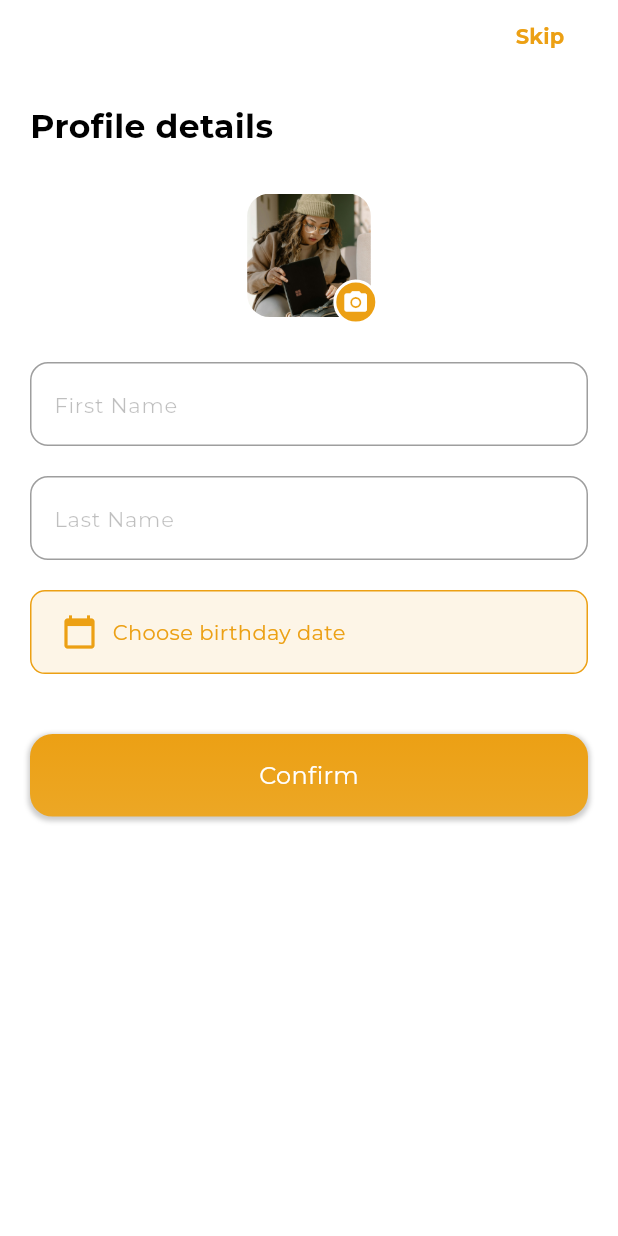
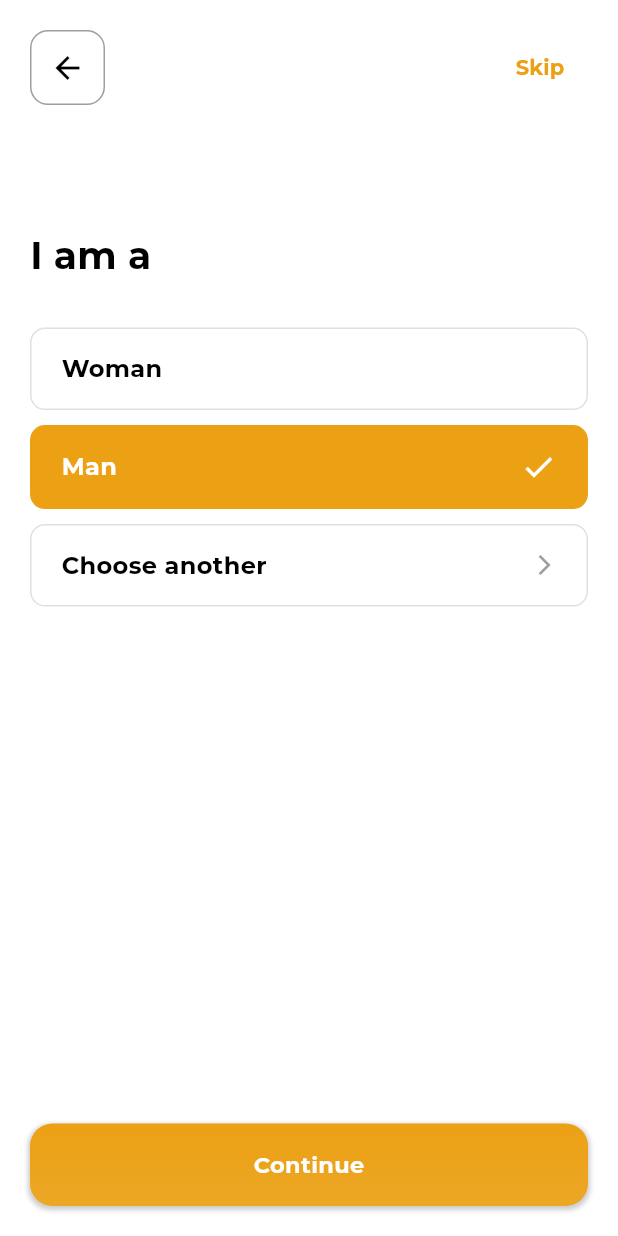
Before and after one commit to Christentimmy/Echodate, a Flutter app: the screen it shows after launch, on a phone screen of 412 x 824 dp. Run offline on Flutter 3.47's test engine with Material 3 defaults, Android fonts, the light colour scheme and no system bars; our stand-ins replace flutter_card_swiper, font_awesome_flutter, get, google_fonts, pinput; missing offline and left inert: custom_sliding_segmented_control.

Commit message:
gender selection screen

```diff
--- /dev/null
+++ b/lib/app/modules/gender/views/gender_screen.dart
@@ -0,0 +1,144 @@
+import 'package:echodate/app/resources/colors.dart';
+import 'package:echodate/app/widget/custom_button.dart';
+import 'package:flutter/material.dart';
+import 'package:get/get.dart';
+
+class GenderSelectionScreen extends StatefulWidget {
+  const GenderSelectionScreen({super.key});
+
+  @override
+  State<GenderSelectionScreen> createState() => _GenderSelectionScreenState();
+}
+
+class _GenderSelectionScreenState extends State<GenderSelectionScreen> {
+  String selectedGender = "Man"; // Default selected gender
+
+  @override
+  Widget build(BuildContext context) {
+    return Scaffold(
+      backgroundColor: Colors.white,
+      body: SafeArea(
+        child: Padding(
+          padding: const EdgeInsets.symmetric(
+            horizontal: 20,
+            vertical: 20,
+          ),
+          child: Column(
+            crossAxisAlignment: CrossAxisAlignment.start,
+            children: [
+              Row(
+                mainAxisAlignment: MainAxisAlignment.spaceBetween,
+                children: [
+                  InkWell(
+                    onTap: () {},
+                    child: Container(
+                      height: 50,
+                      width: 50,
+                      decoration: BoxDecoration(
+                        borderRadius: BorderRadius.circular(12),
+                        color: Colors.transparent,
+                        border: Border.all(
+                          width: 1,
+                          color: Colors.grey,
+                        ),
+                      ),
+                      child: const Icon(Icons.arrow_back, color: Colors.black),
+                    ),
+                  ),
+                  TextButton(
+                    onPressed: () {},
+                    child: Text(
+                      "Skip",
+                      style: TextStyle(
+                        color: AppColors.primaryColor,
+                        fontSize: 14,
+                        fontWeight: FontWeight.w700,
+                      ),
+                    ),
+                  ),
+                ],
+              ),
+
+              SizedBox(height: Get.height * 0.1),
+
+              // Title
+              const Text(
+                "I am a",
+                style: TextStyle(
+                  fontSize: 25,
+                  fontWeight: FontWeight.bold,
+                  color: Colors.black,
+                ),
+              ),
+
+              const SizedBox(height: 30),
+
+              // Gender Selection Cards
+              _buildGenderOption("Woman"),
+              const SizedBox(height: 10),
+              _buildGenderOption("Man"),
+              const SizedBox(height: 10),
+              _buildGenderOption("Choose another", showCheck: false),
+              const Spacer(),
+              CustomButton(
+                ontap: () {},
+                child: const Text(
+                  "Continue",
+                  style: TextStyle(
+                    fontSize: 15,
+                    fontWeight: FontWeight.bold,
+                    color: Colors.white,
+                  ),
+                ),
+              )
+            ],
+          ),
+        ),
+      ),
+    );
+  }
+
+  // Gender Option Widget
+  Widget _buildGenderOption(String gender, {bool showCheck = true}) {
+    bool isSelected = selectedGender == gender;
+
+    return GestureDetector(
+      onTap: () {
+        setState(() {
+          selectedGender = gender;
+        });
+      },
+      child: Container(
+        width: double.infinity,
+        padding: const EdgeInsets.symmetric(
+          vertical: 15,
+          horizontal: 20,
+        ),
+        decoration: BoxDecoration(
+          color: isSelected ? AppColors.primaryColor : Colors.white,
+          borderRadius: BorderRadius.circular(10),
+          border: Border.all(
+            color: isSelected ? AppColors.primaryColor : Colors.grey.shade300,
+          ),
+        ),
+        child: Row(
+          mainAxisAlignment: MainAxisAlignment.spaceBetween,
+          children: [
+            Text(
+              gender,
+              style: TextStyle(
+                fontSize: 16,
+                fontWeight: FontWeight.w700,
+                color: isSelected ? Colors.white : Colors.black,
+              ),
+            ),
+            if (isSelected && showCheck)
+              const Icon(Icons.check, color: Colors.white),
+            if (!isSelected && !showCheck)
+              const Icon(Icons.arrow_forward_ios, color: Colors.grey, size: 16),
+          ],
+        ),
+      ),
+    );
+  }
+}
--- a/lib/main.dart
+++ b/lib/main.dart
@@ -1,4 +1,5 @@
 import 'package:echodate/app/modules/Interest/views/pick_interest_screen.dart';
+import 'package:echodate/app/modules/gender/views/gender_screen.dart';
 import 'package:echodate/app/modules/profile/views/profile_details_screen.dart';
 import 'package:flutter/material.dart';
 import 'package:get/get.dart';
@@ -18,7 +19,7 @@ class MainApp extends StatelessWidget {
       theme: ThemeData(
         textTheme: GoogleFonts.montserratTextTheme(),
       ),
-      home: ProfileDetailsScreen(),
+      home: GenderSelectionScreen(),
     );
   }
 }
```
